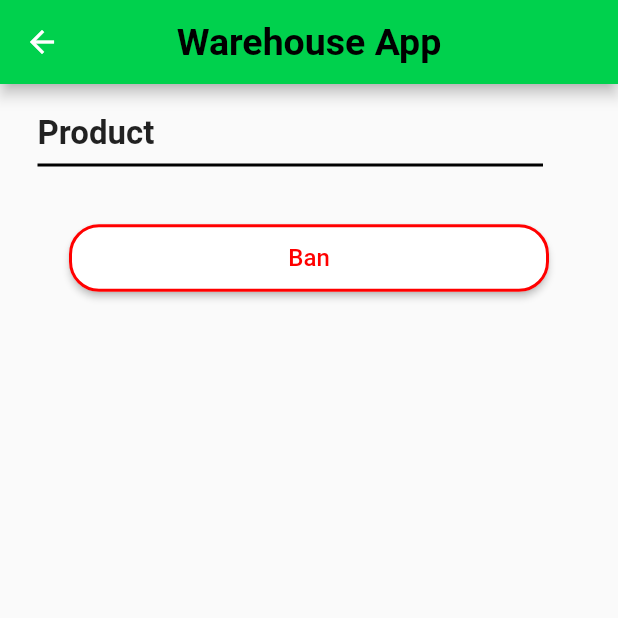
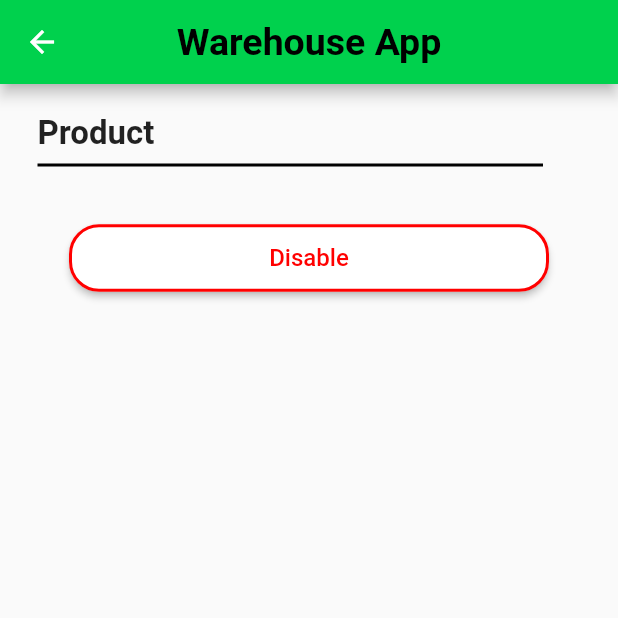
Before and after one commit to RezaTrist/warehouse_app, a Flutter app: the DetailProductPage screen opened directly with empty values, on a phone screen of 412 x 824 dp, the top half of it. Run offline on Flutter 3.47's test engine with Material 2 defaults, Android fonts, the phone set to English and light mode, and no system bars; our stand-ins replace bloc, equatable, firebase_auth, firebase_core, flutter_bloc, flutter_form_builder and 3 more; missing offline and left inert: form_builder_file_picker; accounts and stored records are empty; network calls fail.

Commit message:
DeleteProduct bug

```diff
--- a/lib/views/dashboard/product/detail_product/detail_product_page.dart
+++ b/lib/views/dashboard/product/detail_product/detail_product_page.dart
@@ -3,7 +3,6 @@ import 'package:flutter/material.dart';
 import 'package:flutter_bloc/flutter_bloc.dart';
 import 'package:font_awesome_flutter/font_awesome_flutter.dart';
 import 'package:warehouse_app/blocs/id_product_bloc/id_product_bloc.dart';
-// import 'package:warehouse_app/blocs/upd_product_bloc/update_product_bloc.dart';
 import 'package:warehouse_app/repo/providers/api_providers/warehouse_api_provider.dart';
 import 'package:warehouse_app/repo/repositories/product_repo/product_id_repository.dart';
 import 'package:warehouse_app/repo/repositories/product_repo/upd_product_repository.dart';
@@ -89,14 +88,8 @@ class _DetailProductPageState extends State<DetailProductPage> {
                 productName(),
                 productPrice(),
                 typeProduct(),
-                // detailProduct(),
                 editButton(),
-                banButton(),
-                // productLeft(),
-                // productStock(),
-                // productDescription(),
-                // warehouseSources(),
-                // warehouseAddress(),
+                disableButton(),
               ],
             ),
           ),
@@ -104,27 +97,6 @@ class _DetailProductPageState extends State<DetailProductPage> {
       ),
     );
   }
-
-  // Widget detailProduct() {
-  //   return BlocBuilder<IdProductBloc, IdProductState>(
-  //     builder: (context, state) {
-  //       if (state is IdProductDone) {
-  //         return Column(
-  //           children: [
-  //             Padding(
-  //                 padding: const EdgeInsets.only(top: 5),
-  //                 child: SizedBox(
-  //                   width: 200,
-  //                   height: 200,
-  //                   child: Image.network('${state.productId.data!.imageUrl}'),
-  //                 )),
-  //           ],
-  //         );
-  //       }
-  //       return Container();
-  //     },
-  //   );
-  // }
 
   Widget imgProduct() {
     return BlocBuilder<IdProductBloc, IdProductState>(
@@ -232,6 +204,79 @@ class _DetailProductPageState extends State<DetailProductPage> {
         }
         return Container();
       },
+    );
+  }
+
+  Widget editButton() {
+    return Padding(
+      padding: const EdgeInsets.only(
+        top: 10,
+      ),
+      child: BlocBuilder<IdProductBloc, IdProductState>(
+        builder: (context, state) {
+          if (state is IdProductDone) {
+            return ElevatedButton(
+              style: ElevatedButton.styleFrom(
+                fixedSize: Size(320, 45),
+                shape: RoundedRectangleBorder(
+                  borderRadius: BorderRadius.circular(20),
+                  side: BorderSide(
+                    color: Color.fromRGBO(35, 42, 255, 1),
+                    width: 2,
+                  ),
+                ),
+                primary: Colors.white,
+              ),
+              onPressed: () {
+                Navigator.of(context).push(MaterialPageRoute(
+                    builder: (context) => UpdateProductPage(
+                          productId: state.productId.data!.productId!,
+                          updateProductRepository: updateProductRepository,
+                        )));
+                // Navigator.pushNamed(context, '/updateprod');
+              },
+              child: Text(
+                'Edit',
+                style: TextStyle(
+                  fontSize: 16,
+                  color: Color.fromRGBO(35, 42, 255, 1),
+                ),
+              ),
+            );
+          }
+          return Container();
+        },
+      ),
+    );
+  }
+
+  Widget disableButton() {
+    return Padding(
+      padding: const EdgeInsets.only(
+        top: 10,
+      ),
+      // BAN BUTTON
+      child: ElevatedButton(
+        style: ElevatedButton.styleFrom(
+          fixedSize: Size(320, 45),
+          shape: RoundedRectangleBorder(
+            borderRadius: BorderRadius.circular(20),
+            side: BorderSide(
+              color: Color.fromRGBO(255, 0, 0, 1),
+              width: 2,
+            ),
+          ),
+          primary: Colors.white,
+        ),
+        onPressed: () {},
+        child: Text(
+          'Disable',
+          style: TextStyle(
+            fontSize: 16,
+            color: Color.fromRGBO(255, 0, 0, 1),
+          ),
+        ),
+      ),
     );
   }
 
@@ -350,76 +395,4 @@ class _DetailProductPageState extends State<DetailProductPage> {
   //   );
   // }
 
-  Widget editButton() {
-    return Padding(
-      padding: const EdgeInsets.only(
-        top: 10,
-      ),
-      child: BlocBuilder<IdProductBloc, IdProductState>(
-        builder: (context, state) {
-          if (state is IdProductDone) {
-            return ElevatedButton(
-              style: ElevatedButton.styleFrom(
-                fixedSize: Size(320, 45),
-                shape: RoundedRectangleBorder(
-                  borderRadius: BorderRadius.circular(20),
-                  side: BorderSide(
-                    color: Color.fromRGBO(35, 42, 255, 1),
-                    width: 2,
-                  ),
-                ),
-                primary: Colors.white,
-              ),
-              onPressed: () {
-                Navigator.of(context).push(MaterialPageRoute(
-                    builder: (context) => UpdateProductPage(
-                          productId: state.productId.data!.productId!,
-                          updateProductRepository: updateProductRepository,
-                        )));
-                // Navigator.pushNamed(context, '/updateprod');
-              },
-              child: Text(
-                'Edit',
-                style: TextStyle(
-                  fontSize: 16,
-                  color: Color.fromRGBO(35, 42, 255, 1),
-                ),
-              ),
-            );
-          }
-          return Container();
-        },
-      ),
-    );
-  }
-
-  Widget banButton() {
-    return Padding(
-      padding: const EdgeInsets.only(
-        top: 10,
-      ),
-      // BAN BUTTON
-      child: ElevatedButton(
-        style: ElevatedButton.styleFrom(
-          fixedSize: Size(320, 45),
-          shape: RoundedRectangleBorder(
-            borderRadius: BorderRadius.circular(20),
-            side: BorderSide(
-              color: Color.fromRGBO(255, 0, 0, 1),
-              width: 2,
-            ),
-          ),
-          primary: Colors.white,
-        ),
-        onPressed: () {},
-        child: Text(
-          'Ban',
-          style: TextStyle(
-            fontSize: 16,
-            color: Color.fromRGBO(255, 0, 0, 1),
-          ),
-        ),
-      ),
-    );
-  }
 }
```
Also changed, not shown: lib/blocs/delete_product_bloc/delete_product_bloc.dart (added, +33 -0 lines), lib/blocs/delete_product_bloc/delete_product_event.dart (added, +27 -0 lines), lib/blocs/delete_product_bloc/delete_product_state.dart (added, +16 -0 lines), lib/repo/providers/api_providers/warehouse_api_provider.dart (+29 -0 lines), lib/repo/repositories/product_repo/del_product_repository.dart (added, +31 -0 lines), lib/views/dashboard/product/detail_product/add_product_page.dart (+84 -56 lines), lib/views/dashboard/product/detail_product/upd_product_page.dart (+28 -3 lines).
